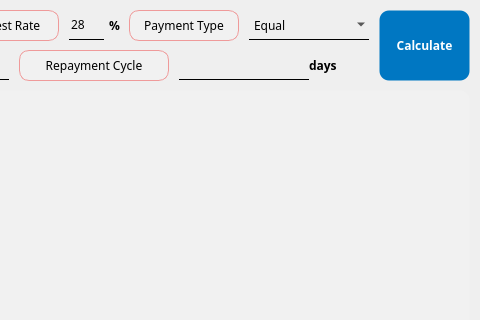
First picture: the form in app/src/pages/registration/calculator.ui, repository DY-Microfinance-Customer-Management/dymf-algorithm, before the edit; both pictures show x 321 to 801 and y 0 to 320 of the 801 by 700 pixel window.
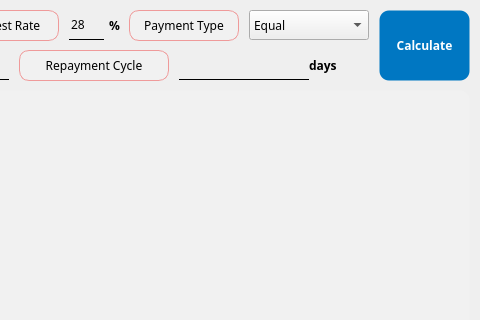
Second picture: the form after the edit.

```diff
--- a/app/src/pages/registration/calculator.ui
+++ b/app/src/pages/registration/calculator.ui
@@ -490,20 +490,7 @@
      </font>
     </property>
     <property name="styleSheet">
-     <string notr="true">QComboBox {
-	border: none;
-    border-bottom: 1px solid black;
-    background-color: transparent;
-    color: black;
-}
-
-QComboBox:disabled {
-	border: none;
-    border-bottom: 1px solid lightgray;
-    background-color: lightgray;
-    color: lightgray;
-}
-</string>
+     <string notr="true"/>
     </property>
     <item>
      <property name="text">
```
Left out of the diff: 8 changed lines with no effect on the pictures.
